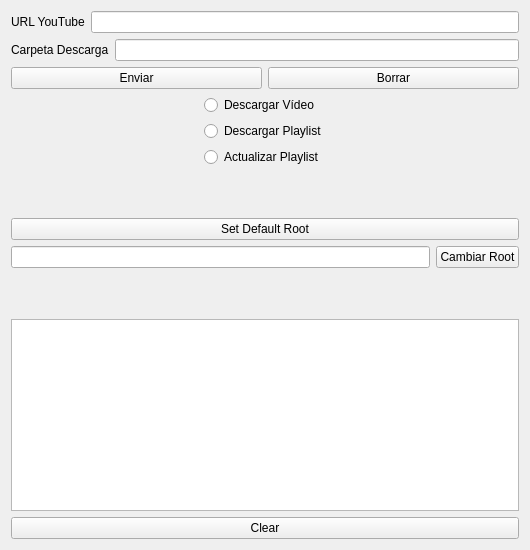
Qt form interface.ui (Bejmo/yt_downloader) before a commit.
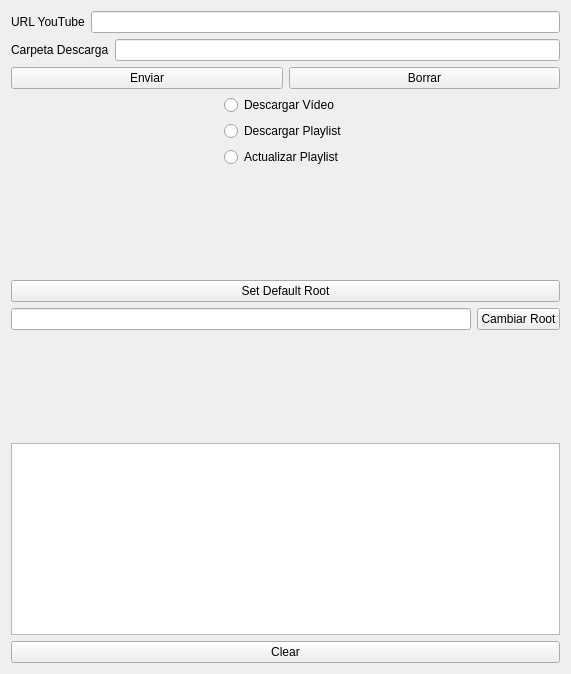
The same form after that commit.

Commit message: init branch

Patch:
```diff
--- a/interface.ui
+++ b/interface.ui
@@ -6,8 +6,8 @@
    <rect>
     <x>0</x>
     <y>0</y>
-    <width>530</width>
-    <height>550</height>
+    <width>571</width>
+    <height>674</height>
    </rect>
   </property>
   <property name="windowTitle">
```
Left out of the diff: 28 changed lines with no effect on the pictures. The commit also changes 1 other file.
